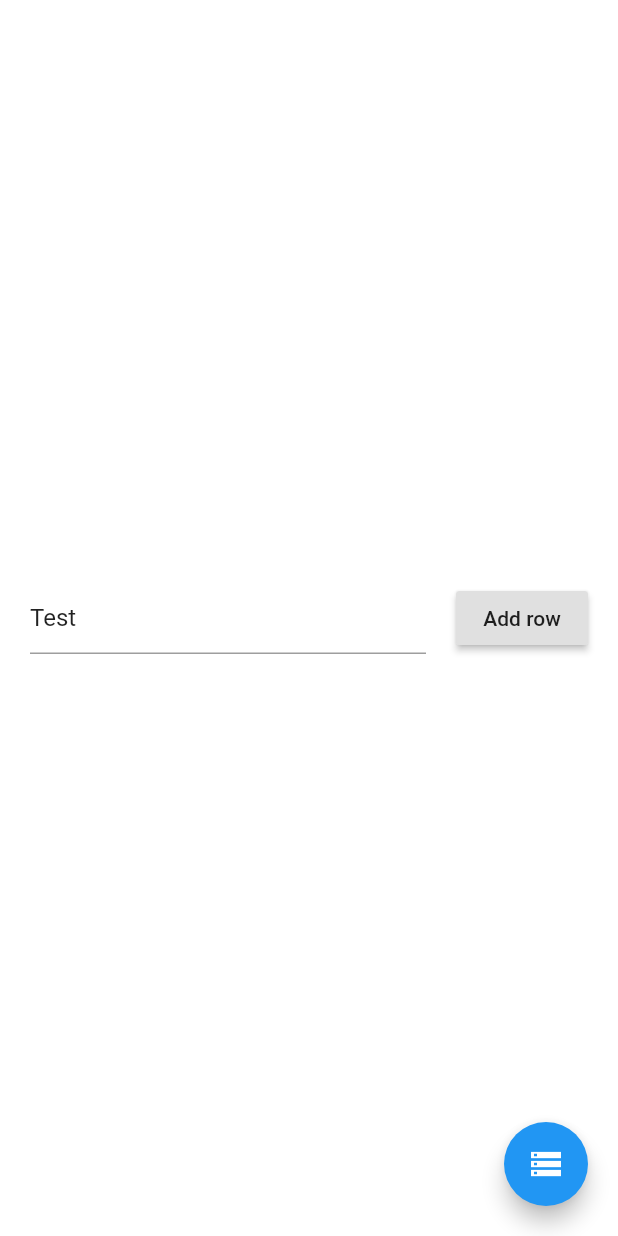
After one commit to mcrovero/flutter_sqflite_manager, a Flutter app: the screen it shows after launch, after a tap on "Add row", on a phone screen of 412 x 824 dp. The commit adds this screen. Run offline on Flutter 3.47's test engine with Material 2 defaults, Android fonts, the phone set to English and light mode, and no system bars; our stand-ins replace sqflite; accounts and stored records are empty.

Commit message:
Updated example

```diff
--- /dev/null
+++ b/example/lib/your_app.dart
@@ -0,0 +1,54 @@
+import 'package:flutter/material.dart';
+import 'package:sqflite/sqflite.dart';
+
+class YourApp extends StatefulWidget {
+
+  final Database database;
+  YourApp({Key key, this.database}) : super(key: key);
+
+  _YourAppState createState() => _YourAppState();
+}
+
+class _YourAppState extends State<YourApp> {
+
+  final TextEditingController _textEditingController = TextEditingController(text:"Test");
+
+  @override
+  Widget build(BuildContext context) {
+    return Scaffold(
+      body: Container(
+        padding: EdgeInsets.all(20),
+        color: Colors.white,
+        alignment: Alignment.center,
+        child: Row(
+          children: <Widget>[
+            Expanded(
+              child: Container(
+                margin: EdgeInsets.only(right:20),
+                child: TextField(controller: _textEditingController)
+              )
+            ),
+            RaisedButton(
+              onPressed: (){
+                _addRow(_textEditingController.text);
+              },
+              child: Text("Add row"),
+            ),
+          ],
+        ),
+      ),
+    );
+  }
+
+  _addRow(String value) async {
+    try {
+      await (widget.database).insert('Test', {
+        'value': value ?? 'Test',
+        'name': 'John',
+        'surname': 'Doe'
+      });
+    } catch(e) {
+      print(e);
+    }
+  }
+}
```
Also changed, not shown: example/lib/db_page.dart (+4 -37 lines).
